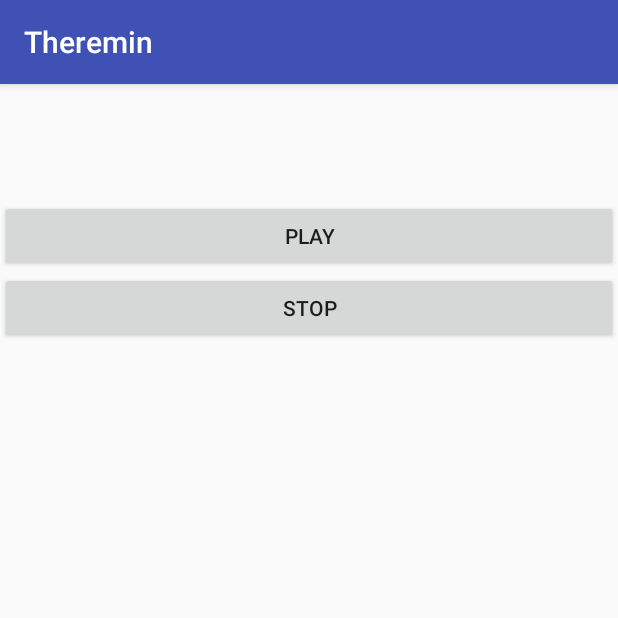
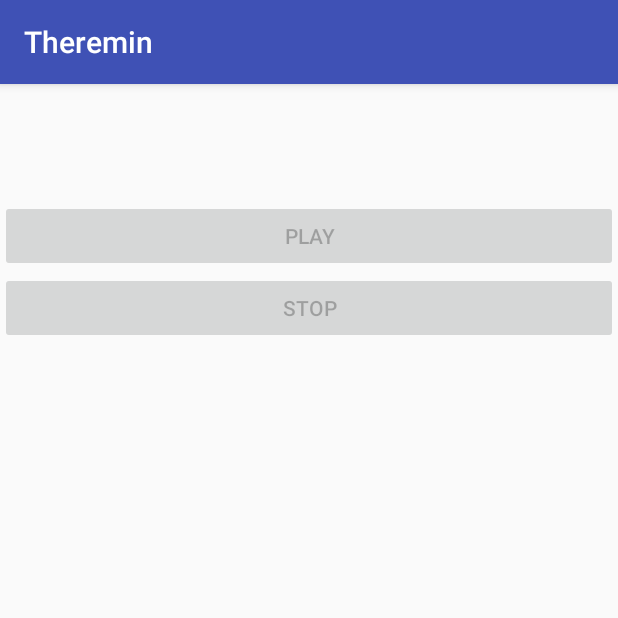
Before and after one commit to diwww/virtual-theremin, an Android app: the screen it shows after launch (MainActivity), on a phone screen of 412 x 824 dp, the top half of it. Run offline under Robolectric (Android 15) with nearby library versions, the phone set to English and light mode, and no system bars.

Commit message:
Added SoundPool, accelerometer sensor, set event listeners and many other stuff

```diff
--- a/Theremin/app/build.gradle
+++ b/Theremin/app/build.gradle
@@ -17,10 +17,12 @@ android {
             proguardFiles getDefaultProguardFile('proguard-android.txt'), 'proguard-rules.pro'
         }
     }
+    productFlavors {
+    }
 }
 
 dependencies {
-    compile fileTree(dir: 'libs', include: ['*.jar'])
+    compile fileTree(include: ['*.jar'], dir: 'libs')
     androidTestCompile('com.android.support.test.espresso:espresso-core:2.2.2', {
         exclude group: 'com.android.support', module: 'support-annotations'
     })
--- a/Theremin/app/src/main/AndroidManifest.xml
+++ b/Theremin/app/src/main/AndroidManifest.xml
@@ -8,10 +8,11 @@
         android:label="@string/app_name"
         android:supportsRtl="true"
         android:theme="@style/AppTheme">
-        <activity android:name=".MainActivity">
+        <activity
+            android:name=".MainActivity"
+            android:screenOrientation="portrait">
             <intent-filter>
                 <action android:name="android.intent.action.MAIN" />
-
                 <category android:name="android.intent.category.LAUNCHER" />
             </intent-filter>
         </activity>
--- a/Theremin/app/src/main/java/ru/hse/theremin/MainActivity.java
+++ b/Theremin/app/src/main/java/ru/hse/theremin/MainActivity.java
@@ -1,19 +1,95 @@
 package ru.hse.theremin;
 
+import android.content.Context;
+import android.hardware.Sensor;
+import android.hardware.SensorEvent;
+import android.hardware.SensorEventListener;
+import android.hardware.SensorManager;
+import android.media.AudioManager;
 import android.media.SoundPool;
 import android.support.v7.app.AppCompatActivity;
 import android.os.Bundle;
+import android.view.View;
+import android.widget.Button;
+import android.widget.TextView;
+import android.widget.Toast;
 
-public class MainActivity extends AppCompatActivity implements SoundPool.OnLoadCompleteListener {
+import java.util.Locale;
+
+public class MainActivity extends AppCompatActivity implements SoundPool.OnLoadCompleteListener, SensorEventListener {
+
+    SensorManager mSensorManager;
+    Sensor mSensor;
+    private SoundPool soundPool;
+    private int soundId;
+    private int streamId;
+    private Button playButton, stopButton;
+    private TextView xTextView, yTextView, zTextView, rateTextView;
 
     @Override
     protected void onCreate(Bundle savedInstanceState) {
         super.onCreate(savedInstanceState);
         setContentView(R.layout.activity_main);
+
+        playButton = (Button) findViewById(R.id.play_button);
+        stopButton = (Button) findViewById(R.id.stop_button);
+
+        xTextView = (TextView) findViewById(R.id.x_textview);
+        yTextView = (TextView) findViewById(R.id.y_textview);
+        zTextView = (TextView) findViewById(R.id.z_textview);
+        rateTextView = (TextView) findViewById(R.id.rate_textview);
+
+        mSensorManager = (SensorManager) getSystemService(Context.SENSOR_SERVICE);
+        mSensor = mSensorManager.getDefaultSensor(Sensor.TYPE_ACCELEROMETER);
+        mSensorManager.registerListener(this, mSensor, SensorManager.SENSOR_DELAY_NORMAL);
+
+        soundPool = new SoundPool(1, AudioManager.STREAM_MUSIC, 0);
+        soundPool.setOnLoadCompleteListener(this);
+        soundPool.load(this, R.raw.square, 1);
+    }
+
+    public void onButtonClicked(View v) {
+        switch (v.getId()) {
+            case R.id.play_button:
+                Toast.makeText(this, "Playing", Toast.LENGTH_SHORT).show();
+                streamId = soundPool.play(soundId, 1, 1, 0, -1, 1);
+                playButton.setEnabled(false);
+                stopButton.setEnabled(true);
+                break;
+            case R.id.stop_button:
+                Toast.makeText(this, "Stopped", Toast.LENGTH_SHORT).show();
+                soundPool.stop(streamId);
+                stopButton.setEnabled(false);
+                playButton.setEnabled(true);
+                break;
+            default:
+                break;
+        }
     }
 
     @Override
     public void onLoadComplete(SoundPool soundPool, int sampleId, int status) {
+        if (status == 0) {
+            soundId = sampleId;
+            playButton.setEnabled(true);
+        } else {
+            soundId = -1; // -1 is set to track errors
+        }
+        Toast.makeText(this, "Loaded soundId " + soundId + " with status " + status, Toast.LENGTH_SHORT).show();
+    }
 
+    @Override
+    public void onSensorChanged(SensorEvent event) {
+        float x = (event.values[0] + 10) * 0.075f + 0.5f;
+        soundPool.setRate(streamId, x);
+
+        xTextView.setText(String.format(Locale.US, "X: %.2f", event.values[0]));
+        yTextView.setText(String.format(Locale.US, "Y: %.2f", event.values[1]));
+        zTextView.setText(String.format(Locale.US, "Z: %.2f", event.values[2]));
+        rateTextView.setText(String.format(Locale.US, "Rate: %.2f", x));
+    }
+
+    @Override
+    public void onAccuracyChanged(Sensor sensor, int accuracy) {
     }
 }
--- a/Theremin/app/src/main/res/layout/activity_main.xml
+++ b/Theremin/app/src/main/res/layout/activity_main.xml
@@ -3,39 +3,50 @@
     xmlns:tools="http://schemas.android.com/tools"
     android:layout_width="match_parent"
     android:layout_height="match_parent"
-    android:orientation="vertical"
-    android:layout_gravity="center_horizontal">
+    android:orientation="vertical">
 
     <TextView
+        android:id="@+id/x_textview"
         android:layout_width="wrap_content"
         android:layout_height="wrap_content"
+        android:layout_gravity="center"
         tools:text="X Coordinate" />
 
     <TextView
+        android:id="@+id/y_textview"
         android:layout_width="wrap_content"
         android:layout_height="wrap_content"
+        android:layout_gravity="center"
         tools:text="Y Coordinate" />
 
     <TextView
+        android:id="@+id/z_textview"
         android:layout_width="wrap_content"
         android:layout_height="wrap_content"
+        android:layout_gravity="center"
         tools:text="Z Coordinate" />
 
     <TextView
+        android:id="@+id/rate_textview"
         android:layout_width="wrap_content"
         android:layout_height="wrap_content"
+        android:layout_gravity="center"
         tools:text="SoundPool Rate" />
 
     <Button
         android:id="@+id/play_button"
         android:layout_width="match_parent"
         android:layout_height="wrap_content"
+        android:onClick="onButtonClicked"
+        android:enabled="false"
         android:text="@string/play" />
 
     <Button
         android:id="@+id/stop_button"
         android:layout_width="match_parent"
         android:layout_height="wrap_content"
+        android:onClick="onButtonClicked"
+        android:enabled="false"
         android:text="@string/stop" />
 
 </LinearLayout>
```
Also changed, not shown: 6 other files.
